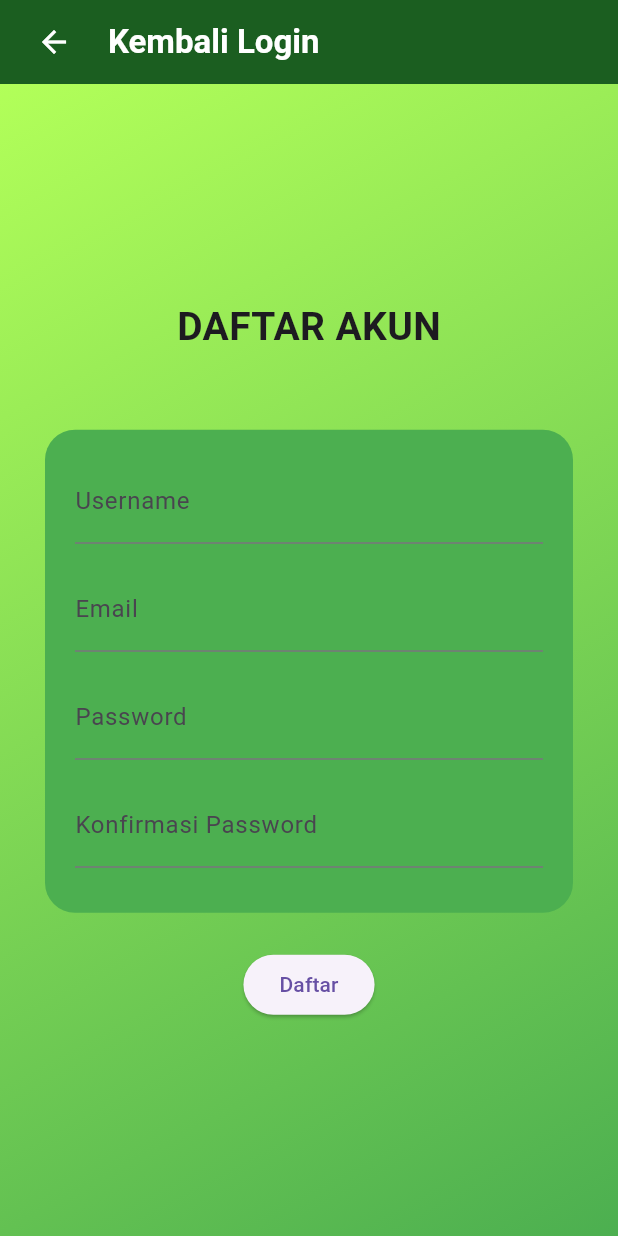
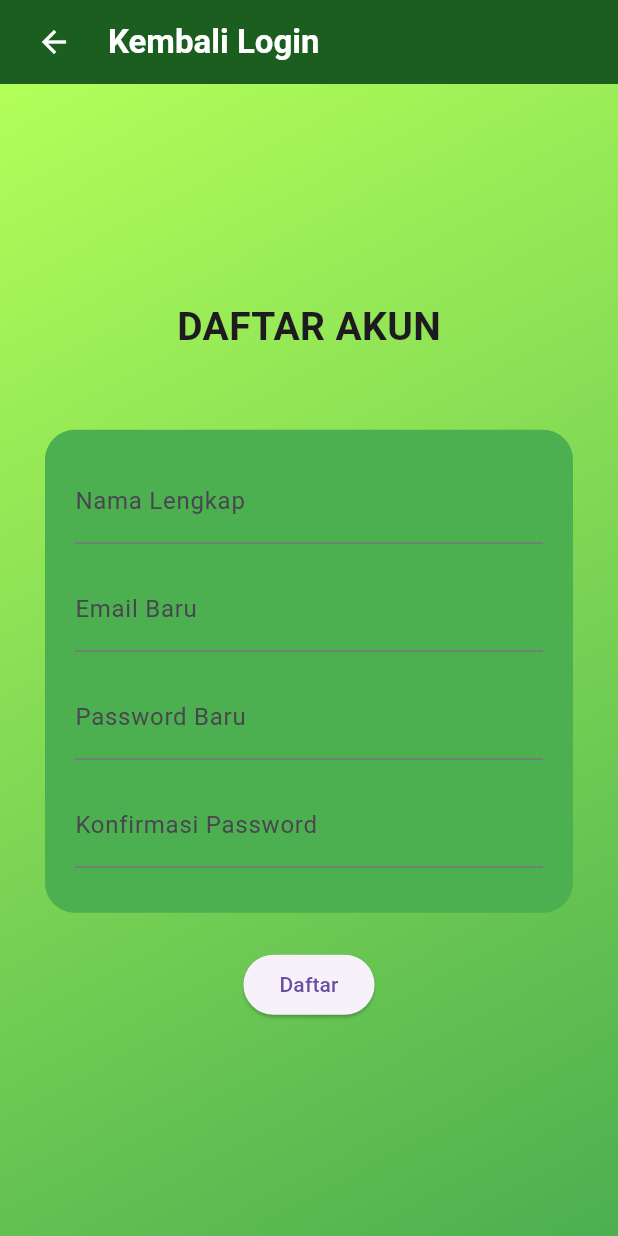
Before and after one commit to Nakim526/LenteraMobileApk, a Flutter app: the SignUpPage screen opened by its route, on a phone screen of 412 x 824 dp. Run offline on Flutter 3.47's test engine with Material 3 defaults, Android fonts, the phone set to English and light mode, and no system bars; our stand-ins replace camera, firebase_auth, firebase_core, firebase_database, geolocator, google_sign_in and 1 more; accounts and stored records are empty.

Commit message:
most user experience

```diff
--- a/lib/pages/sign-up.dart
+++ b/lib/pages/sign-up.dart
@@ -166,7 +166,9 @@ class _SignUpPageState extends State<SignUpPage> {
                         children: [
                           TextFormField(
                             controller: _usernameController,
-                            decoration: InputDecoration(labelText: 'Username'),
+                            decoration: InputDecoration(
+                              labelText: 'Nama Lengkap',
+                            ),
                             validator: (value) {
                               if (value == null || value.isEmpty) {
                                 return 'Please enter your username';
@@ -177,7 +179,8 @@ class _SignUpPageState extends State<SignUpPage> {
                           SizedBox(height: 16),
                           TextFormField(
                             controller: _emailController,
-                            decoration: InputDecoration(labelText: 'Email'),
+                            decoration:
+                                InputDecoration(labelText: 'Email Baru'),
                             validator: (value) {
                               if (value == null || value.isEmpty) {
                                 return 'Please enter your email';
@@ -188,7 +191,8 @@ class _SignUpPageState extends State<SignUpPage> {
                           SizedBox(height: 16),
                           TextFormField(
                             controller: _passwordController,
-                            decoration: InputDecoration(labelText: 'Password'),
+                            decoration:
+                                InputDecoration(labelText: 'Password Baru'),
                             obscureText: true,
                             validator: (value) {
                               if (value == null || value.isEmpty) {
```
Also changed, not shown: lib/pages/home.dart (+32 -1 lines), lib/pages/sign-in.dart (+31 -4 lines).
